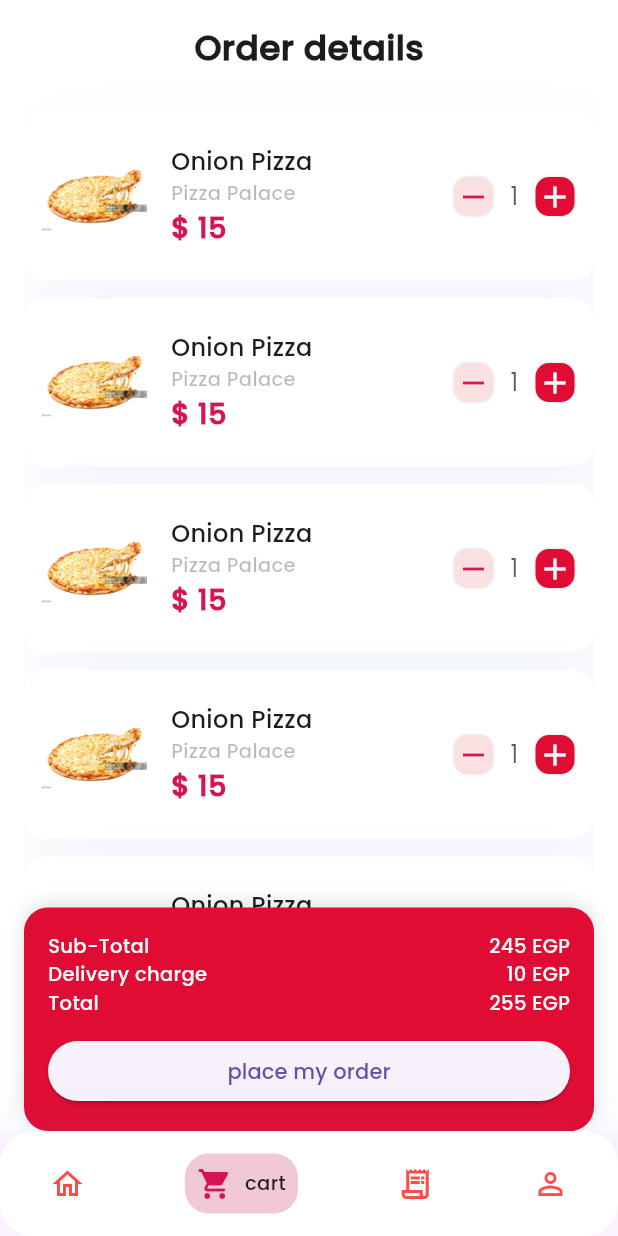
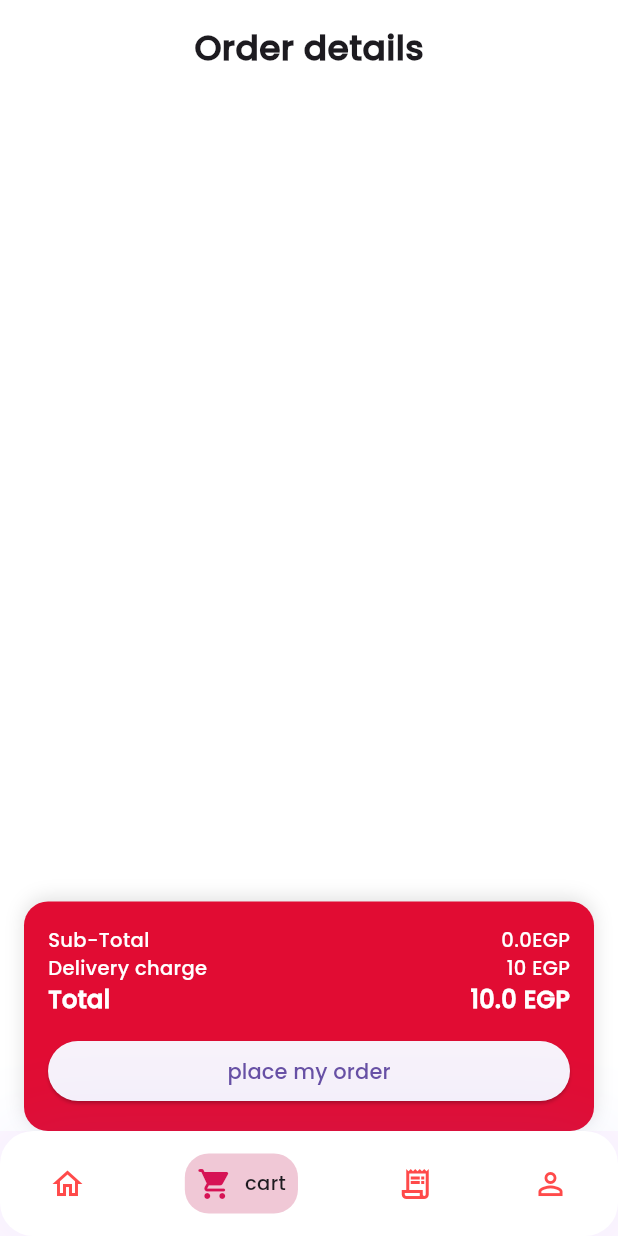
Before and after one commit to salahhaitham/delivery_app, a Flutter app: the Mainview screen opened by its route, item 2 of the bottom bar chosen, on a phone screen of 412 x 824 dp. Run offline on Flutter 3.47's test engine with Material 3 defaults, Android fonts, the phone set to English and light mode, and no system bars; our stand-ins replace bloc, dartz, dots_indicator, firebase_auth, firebase_core, flutter_bloc and 10 more; missing offline and left inert: dart:ffi, geolocator_platform_interface, svg_flutter; accounts and stored records are empty.

Commit message:
cartFeature done

```diff
--- /dev/null
+++ b/lib/Features/Cart/domain/entities/cartEntity.dart
@@ -0,0 +1,31 @@
+import 'package:delivery_app/Features/Cart/domain/entities/cartItemEntity.dart';
+import 'package:delivery_app/Features/Home/data/models/RestaurantDetails_model.dart';
+import 'package:delivery_app/Features/Home/presentation/Views/widgets/Restaurant_Details/widgets/Food_Item.dart';
+
+class CartEntity{
+ List<CartItemEntity>cartItems;
+
+ CartEntity(this.cartItems);
+
+ double calculateTotalCards(){
+  double totalprice=0;
+     for(var item in cartItems){
+      totalprice+=item.CalculateTotalPrice();
+     }
+     return totalprice;
+ }
+ void addOrIncreaseItem(MenuItemModel foodItem) {
+  for (var item in cartItems) {
+   if (item.menuItemModel.name == foodItem.name) {
+    item.increaseCount();
+    return;
+   }
+  }
+  cartItems.add(CartItemEntity(foodItem, 1));
+ }
+ void removeCart(CartItemEntity cartItem){
+  cartItems.removeWhere(
+       (cart) => cart.menuItemModel.name == cartItem.menuItemModel.name,
+  );
+ }
+}
--- /dev/null
+++ b/lib/Features/Cart/domain/entities/cartItemEntity.dart
@@ -0,0 +1,23 @@
+import 'package:delivery_app/Features/Home/data/models/RestaurantDetails_model.dart';
+import 'package:delivery_app/Features/Home/presentation/Views/widgets/Restaurant_Details/widgets/Food_Item.dart';
+
+class CartItemEntity {
+
+ MenuItemModel menuItemModel;
+ int count;
+
+CartItemEntity(this.menuItemModel,this.count);
+
+ double CalculateTotalPrice(){
+   return count*menuItemModel.price;
+ }
+void increaseCount(){
+     count++;
+}
+ void decreaseCount(){
+   if(count>1){
+   count--;
+ }
+}
+
+}
--- /dev/null
+++ b/lib/Features/Cart/presentaion/Cubit/CartCubit/cart_state.dart
@@ -0,0 +1,12 @@
+part of 'cart_cubit.dart';
+
+@immutable
+sealed class CartState {}
+
+final class CartInitial extends CartState {}
+final class CartLoading extends CartState {}
+final class CartAdded extends CartState {
+}
+final class CartRemoved extends CartState {
+}
+final class CartFailure extends CartState {}
--- /dev/null
+++ b/lib/Features/Cart/presentaion/Cubit/cartItemCubit/cart_item_cubit.dart
@@ -0,0 +1,14 @@
+import 'package:bloc/bloc.dart';
+import 'package:delivery_app/Features/Cart/domain/entities/cartItemEntity.dart';
+import 'package:meta/meta.dart';
+
+part 'cart_item_state.dart';
+
+class CartItemCubit extends Cubit<CartItemState> {
+  CartItemCubit() : super(CartItemInitial());
+
+
+  Future<void>UpdateCartItem(CartItemEntity cartItem)async{
+    emit(CartItemUpdated(cartItem));
+  }
+}
--- /dev/null
+++ b/lib/Features/Cart/presentaion/Cubit/cartItemCubit/cart_item_state.dart
@@ -0,0 +1,10 @@
+part of 'cart_item_cubit.dart';
+
+@immutable
+sealed class CartItemState {}
+
+final class CartItemInitial extends CartItemState {}
+final class CartItemUpdated extends CartItemState {
+  CartItemEntity cartItemEntity;
+  CartItemUpdated(this.cartItemEntity);
+}
--- a/lib/Features/Cart/presentaion/Views/cartView.dart
+++ b/lib/Features/Cart/presentaion/Views/cartView.dart
@@ -1,15 +1,23 @@
-
+import 'package:delivery_app/Features/Cart/presentaion/Cubit/CartCubit/cart_cubit.dart';
+import 'package:delivery_app/Features/Cart/presentaion/Cubit/cartItemCubit/cart_item_cubit.dart';
 import 'package:delivery_app/Features/Cart/presentaion/Views/widgets/cartViewBody.dart';
 import 'package:flutter/material.dart';
+import 'package:flutter_bloc/flutter_bloc.dart';
 
 class Cartview extends StatelessWidget {
   const Cartview({Key? key}) : super(key: key);
 
   @override
   Widget build(BuildContext context) {
-    return Scaffold(
-      backgroundColor: Colors.white,
-      body: Cartviewbody(),
+    return BlocProvider(
+      create: (context) => CartItemCubit(),
+      child: Scaffold(
+        backgroundColor: Colors.white,
+        body:
+               Cartviewbody()
+
+
+      ),
     );
   }
 }
--- a/lib/Features/Cart/presentaion/Views/widgets/cartItemsBody.dart
+++ /dev/null
@@ -1,75 +0,0 @@
-
-import 'package:flutter/material.dart';
-
-import '../../../../../core/utils/AppTextStyles.dart';
-import '../../../../../core/utils/App_Colors.dart';
-import 'cartActionsButton.dart';
-import 'cartViewBody.dart';
-
-class CartItemsBody extends StatelessWidget {
-  const CartItemsBody({
-    super.key,
-  });
-
-  @override
-  Widget build(BuildContext context) {
-    return Row(
-      children: [
-        Image.asset(
-          "assets/images/menu/cheese.jpg",
-          fit: BoxFit.contain,
-          width: 70,
-          height: 70,
-        ),
-        SizedBox(width: 16),
-        Column(
-          crossAxisAlignment: CrossAxisAlignment.start,
-          children: [
-            Text('Onion Pizza', style: AppTextStyles.heading16semiBold),
-            Opacity(
-              opacity: 0.30,
-              child: Text(
-                'Pizza Palace',
-                style: AppTextStyles.heading13semiBold,
-              ),
-            ),
-
-            Text(
-              '\$ 15',
-              style: AppTextStyles.body19Bold.copyWith(
-                color: App_Colors.kprimaryColor,
-              ),
-            ),
-          ],
-        ),
-        SizedBox(width: 11),
-        Spacer(),
-        Expanded(
-          child: Row(
-            mainAxisAlignment: MainAxisAlignment.spaceBetween,
-            crossAxisAlignment: CrossAxisAlignment.center,
-            children: [
-              CartActionButton(
-                color: Color(0xffF9E1E1),
-                icon: Icon(
-                  Icons.remove,
-                  color: App_Colors.kprimaryColor,
-                ),
-                ontap: () {},
-              ),
-              Opacity(
-                opacity: 0.70,
-                child: Text('1', style: AppTextStyles.body16Regular),
-              ),
-              CartActionButton(
-                color: Color(0xffE10C33),
-                icon: Icon(Icons.add, color: Colors.white),
-                ontap: () {},
-              ),
-            ],
-          ),
-        ),
-      ],
-    );
-  }
-}
--- a/lib/Features/Cart/presentaion/Views/widgets/cartViewBody.dart
+++ b/lib/Features/Cart/presentaion/Views/widgets/cartViewBody.dart
@@ -1,15 +1,22 @@
+import 'package:delivery_app/Features/Cart/domain/entities/cartItemEntity.dart';
+import 'package:delivery_app/Features/Cart/presentaion/Cubit/CartCubit/cart_cubit.dart';
+import 'package:delivery_app/Features/Cart/presentaion/Cubit/cartItemCubit/cart_item_cubit.dart';
 import 'package:delivery_app/core/utils/AppTextStyles.dart';
 import 'package:delivery_app/core/utils/App_Colors.dart';
 import 'package:flutter/material.dart';
+import 'package:flutter_bloc/flutter_bloc.dart';
 
+import 'CartItemsList.dart';
 import 'cartItem.dart';
-import 'cartItemsBody.dart';
+import 'cartItemBody.dart';
+import 'orderDetailsContainer.dart';
 
 class Cartviewbody extends StatelessWidget {
   const Cartviewbody({Key? key}) : super(key: key);
 
   @override
   Widget build(BuildContext context) {
+
     const double checkoutHeight = 180;
     return Stack(
       children: [
@@ -33,15 +40,7 @@ class Cartviewbody extends StatelessWidget {
                   ],
                 ),
               ),
-              SliverList(
-                delegate: SliverChildBuilderDelegate(
-                  (context, index) => Padding(
-                    padding: const EdgeInsets.symmetric(vertical: 6),
-                    child: cartItem(),
-                  ),
-                  childCount: 6,
-                ),
-              ),
+              CartItemsList(cartItems: context.watch<CartCubit>().cartEntity.cartItems,),
               SliverToBoxAdapter(
                 child: SizedBox(height: checkoutHeight),
               ),
@@ -49,92 +48,7 @@ class Cartviewbody extends StatelessWidget {
           ),
 
         ),
-        Positioned(
-          bottom: 0,
-          left: 0,
-          right: 0,
-          child: Padding(
-            padding: const EdgeInsets.symmetric(horizontal: 16),
-            child: Container(
-              padding: EdgeInsets.all(16),
-              decoration: BoxDecoration(
-                borderRadius: BorderRadius.circular(16),
-                color: Color(0xffE10C33),
-                boxShadow: [
-                  BoxShadow(
-                    color: Colors.black12,
-                    blurRadius: 10,
-                    offset: Offset(0, -2),
-                  ),
-                ],
-              ),
-              child: Column(
-                mainAxisSize: MainAxisSize.min,
-                children: [
-                  Row(
-                    mainAxisAlignment: MainAxisAlignment.spaceBetween,
-                    children: [
-                      Text(
-                        'Sub-Total',
-                        style: AppTextStyles.heading13semiBold.copyWith(
-                          color: Colors.white,
-                        ),
-                      ),
-                      Text(
-                        '245 EGP',
-                        style: AppTextStyles.heading13semiBold.copyWith(
-                          color: Colors.white,
-                        ),
-                      ),
-                    ],
-                  ),
-                  Row(
-                    mainAxisAlignment: MainAxisAlignment.spaceBetween,
-                    children: [
-                      Text(
-                        'Delivery charge',
-                        style: AppTextStyles.heading13semiBold.copyWith(
-                          color: Colors.white,
-                        ),
-                      ),
-                      Text(
-                        '10 EGP',
-                        style: AppTextStyles.heading13semiBold.copyWith(
-                          color: Colors.white,
-                        ),
-                      ),
-                    ],
-                  ),
-                  Row(
-                    mainAxisAlignment: MainAxisAlignment.spaceBetween,
-                    children: [
-                      Text(
-                        'Total',
-                        style: AppTextStyles.heading13semiBold.copyWith(
-                          color: Colors.white,
-                        ),
-                      ),
-                      Text(
-                        '255 EGP',
-                        style: AppTextStyles.heading13semiBold.copyWith(
-                          color: Colors.white,
-                        ),
-                      ),
-                    ],
-                  ),
-                  SizedBox(height: 12),
-                  SizedBox(
-                    width: double.infinity,
-                    child: ElevatedButton(
-                      onPressed: () {},
-                      child: Text('place my order'),
-                    ),
-                  ),
-                ],
-              ),
-            ),
-          ),
-        ),
+        orderDetailsContainer(),
       ],
     );
   }
--- /dev/null
+++ b/lib/Features/Cart/presentaion/Views/widgets/orderDetailsContainer.dart
@@ -0,0 +1,108 @@
+
+import 'package:flutter/material.dart';
+import 'package:flutter_bloc/flutter_bloc.dart';
+
+import '../../../../../core/utils/AppTextStyles.dart';
+import '../../Cubit/CartCubit/cart_cubit.dart';
+import '../../Cubit/cartItemCubit/cart_item_cubit.dart';
+
+class orderDetailsContainer extends StatelessWidget {
+  const orderDetailsContainer({
+    super.key,
+  });
+
+  @override
+  Widget build(BuildContext context) {
+    return Positioned(
+      bottom: 0,
+      left: 0,
+      right: 0,
+      child: Padding(
+        padding: const EdgeInsets.symmetric(horizontal: 16),
+        child: BlocBuilder<CartItemCubit,CartItemState>(
+          builder: (context, state) {
+            return  Container(
+              padding: EdgeInsets.all(16),
+              decoration: BoxDecoration(
+                borderRadius: BorderRadius.circular(16),
+                color: Color(0xffE10C33),
+                boxShadow: [
+                  BoxShadow(
+                    color: Colors.black12,
+                    blurRadius: 10,
+                    offset: Offset(0, -2),
+                  ),
+                ],
+              ),
+              child: Column(
+                mainAxisSize: MainAxisSize.min,
+                children: [
+                  Row(
+                    mainAxisAlignment: MainAxisAlignment.spaceBetween,
+                    children: [
+                      Text(
+                        'Sub-Total',
+                        style: AppTextStyles.heading13semiBold.copyWith(
+                          color: Colors.white,
+                        ),
+                      ),
+                      Text(
+                        '${context.read<CartCubit>().cartEntity.calculateTotalCards()}EGP',
+                        style: AppTextStyles.heading13semiBold.copyWith(
+                          color: Colors.white,
+                        ),
+                      ),
+                    ],
+                  ),
+                  Row(
+                    mainAxisAlignment: MainAxisAlignment.spaceBetween,
+                    children: [
+                      Text(
+                        'Delivery charge',
+                        style: AppTextStyles.heading13semiBold.copyWith(
+                          color: Colors.white,
+                        ),
+                      ),
+                      Text(
+                        '10 EGP',
+                        style: AppTextStyles.heading13semiBold.copyWith(
+                          color: Colors.white,
+                        ),
+                      ),
+                    ],
+                  ),
+                  Row(
+                    mainAxisAlignment: MainAxisAlignment.spaceBetween,
+                    children: [
+                      Text(
+                        'Total',
+                        style: AppTextStyles.body16Bold.copyWith(
+                          color: Colors.white,
+                        ),
+                      ),
+                      Text(
+                        '${context.read<CartCubit>().cartEntity.calculateTotalCards()+10} EGP',
+                        style: AppTextStyles.body16Bold.copyWith(
+                          color: Colors.white,
+                        ),
+                      ),
+                    ],
+                  ),
+                  SizedBox(height: 12),
+                  SizedBox(
+                    width: double.infinity,
+                    child: ElevatedButton(
+                      onPressed: () {},
+                      child: Text('place my order'),
+                    ),
+                  ),
+                ],
+              ),
+            );
+          },
+
+        ),
+      ),
+    );
+  }
+}
--- a/lib/Features/Home/presentation/Views/widgets/Restaurant_Details/widgets/Food_Item.dart
+++ b/lib/Features/Home/presentation/Views/widgets/Restaurant_Details/widgets/Food_Item.dart
@@ -1,7 +1,10 @@
 
+import 'package:delivery_app/Features/Cart/presentaion/Cubit/CartCubit/cart_cubit.dart';
 import 'package:delivery_app/Features/Home/data/models/RestaurantDetails_model.dart';
 import 'package:delivery_app/core/utils/App_Colors.dart';
+import 'package:delivery_app/core/widgets/ShowSnackBar.dart';
 import 'package:flutter/material.dart';
+import 'package:flutter_bloc/flutter_bloc.dart';
 
 import '../../../../../../../core/utils/AppTextStyles.dart';
 
@@ -86,7 +89,7 @@ class FoodItem extends StatelessWidget {
 
                     InkWell(
                       onTap: () {
-                        // add to cart
+                        context.read<CartCubit>().addProduct(menuItemModel);
                       },
                       borderRadius: BorderRadius.circular(20),
                       child: Container(
--- a/lib/core/Services/Getit_Service.dart
+++ b/lib/core/Services/Getit_Service.dart
@@ -1,4 +1,6 @@
 
+
+import 'package:delivery_app/Features/Cart/domain/entities/cartEntity.dart';
 import 'package:delivery_app/Features/Home/Domain/Services/LocationService.dart';
 import 'package:delivery_app/Features/Home/Domain/repo/RestaurantsRepo/GetRestaurantsList.dart';
 import 'package:delivery_app/Features/Home/data/repo/RestaurantsRepo/GetRestaurantsDetails_Imp.dart';
@@ -7,6 +9,7 @@ import 'package:delivery_app/core/Services/DatabaseServices.dart';
 import 'package:get_it/get_it.dart';
 
 import '../../Features/Auth/data/repos/AuthRepoImpl.dart';
+
 import 'FireStoreServices.dart';
 import 'FirebaseAuthService.dart';
 
@@ -18,6 +21,9 @@ void setupServiceLocator() {
   getIt.registerLazySingleton(() => GetRestaurantsListImp());
   getIt.registerLazySingleton(() => LocationService());
   getIt.registerLazySingleton(() => GetRestaurantsDetails_Imp());
+  getIt.registerLazySingleton<CartEntity>(() => CartEntity([]));
+
+
 
 
   getIt.registerLazySingleton(() => AuthRepoImp(getIt<FirebaseAuthService>(),getIt<FireStoreservices>()));
```
Also changed, not shown: lib/Features/Cart/presentaion/Cubit/CartCubit/cart_cubit.dart (added, +32 -0 lines), lib/Features/Cart/presentaion/Views/widgets/CartItemsList.dart (added, +25 -0 lines), lib/Features/Cart/presentaion/Views/widgets/cartItem.dart (+27 -12 lines), lib/Features/Cart/presentaion/Views/widgets/cartItemBody.dart (added, +107 -0 lines), lib/Features/Home/presentation/Views/MainView.dart (+6 -6 lines), lib/Features/Home/presentation/Views/widgets/Restaurant_Details/widgets/RestaurantDetails_ViewBody.dart (+11 -1 lines), lib/main.dart (+13 -10 lines).
